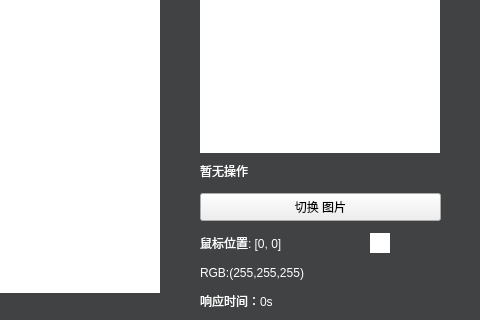
This is mainwindow.ui in vitalight/Visionary as Qt 5 draws it before an edit; both pictures show x 720 to 1200 and y 540 to 860 of the 1200 by 860 pixel window. The edited form follows.
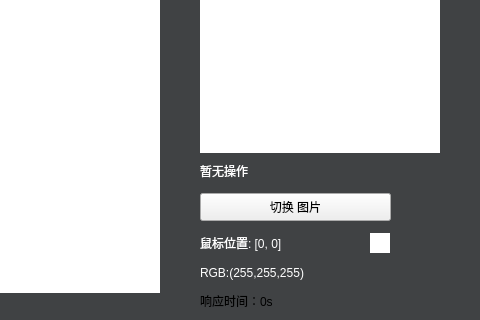
This is the edited form. Custom widgets are drawn as their Qt base class.

Diff of the .ui file:
```diff
--- a/mainwindow.ui
+++ b/mainwindow.ui
@@ -39,7 +39,7 @@
      </rect>
     </property>
     <property name="styleSheet">
-     <string notr="true">color: rgb(255, 255, 255);</string>
+     <string notr="true">color: rgb(0, 0, 0);</string>
     </property>
     <property name="text">
      <string>响应时间：0s</string>
@@ -119,7 +119,7 @@
      <rect>
       <x>920</x>
       <y>710</y>
-      <width>241</width>
+      <width>191</width>
       <height>28</height>
      </rect>
     </property>
```
Left out of the diff: 6 changed lines with no effect on the pictures.
